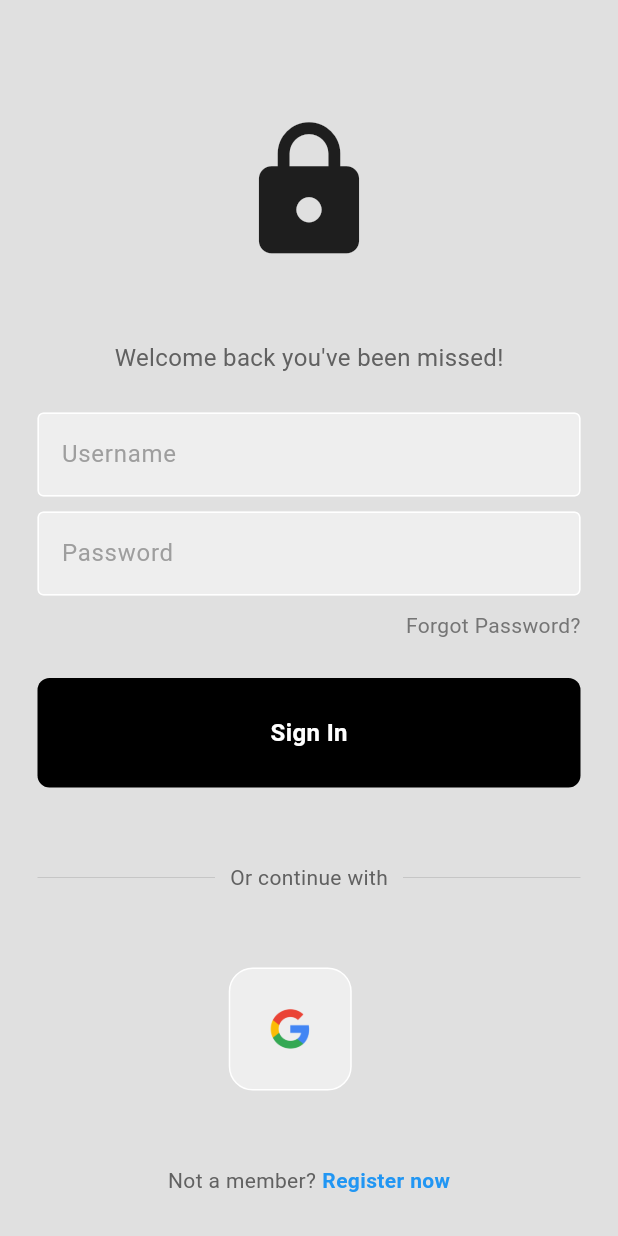
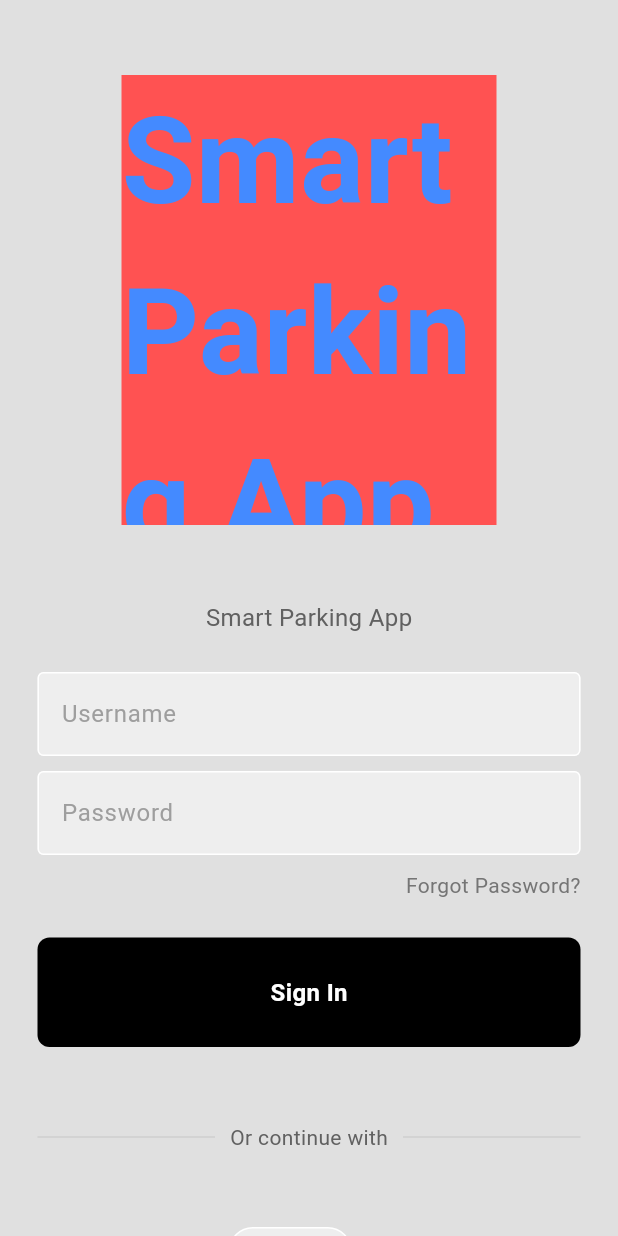
Before and after one commit to malak246/Smart_Parking, a Flutter app: the screen it shows after launch, on a phone screen of 412 x 824 dp. Run offline on Flutter 3.47's test engine with Material 3 defaults, Android fonts, the phone set to English and light mode, and no system bars; drawn by our look-alikes of animated_text_kit.

Commit message:
New Update
Smart Parking App

```diff
--- a/lib/main.dart
+++ b/lib/main.dart
@@ -1,6 +1,5 @@
 import 'package:flutter/material.dart';
 import 'package:flutter_application_1/pages/login_pages.dart';
-
 
 void main() {
   runApp(const MyApp());
--- a/lib/pages/login_pages.dart
+++ b/lib/pages/login_pages.dart
@@ -2,6 +2,7 @@ import 'package:flutter/material.dart';
 import 'package:flutter_application_1/component/my_button.dart';
 import 'package:flutter_application_1/component/my_textfield.dart';
 import 'package:flutter_application_1/component/squar_title.dart';
+import 'package:animated_text_kit/animated_text_kit.dart';
 
 
 class LoginPage extends StatelessWidget {
@@ -26,16 +27,25 @@ class LoginPage extends StatelessWidget {
               const SizedBox(height: 50),
 
               // logo
-              const Icon(
-                Icons.lock,
-                size: 100,
-              ),
 
+                SizedBox(
+                        width: 250.0,
+                        child: TextLiquidFill(
+                          text: 'Smart Parking App',
+                          waveColor: Colors.blueAccent,
+                          boxBackgroundColor: Colors.redAccent,
+                          textStyle: const TextStyle(
+                            fontSize: 80.0,
+                            fontWeight: FontWeight.bold,
+                          ),
+                          boxHeight: 300.0,
+                        ),
+                      ),
               const SizedBox(height: 50),
 
               // welcome back, you've been missed!
               Text(
-                'Welcome back you\'ve been missed!',
+                'Smart Parking App',
                 style: TextStyle(
                   color: Colors.grey[700],
                   fontSize: 16,
```
